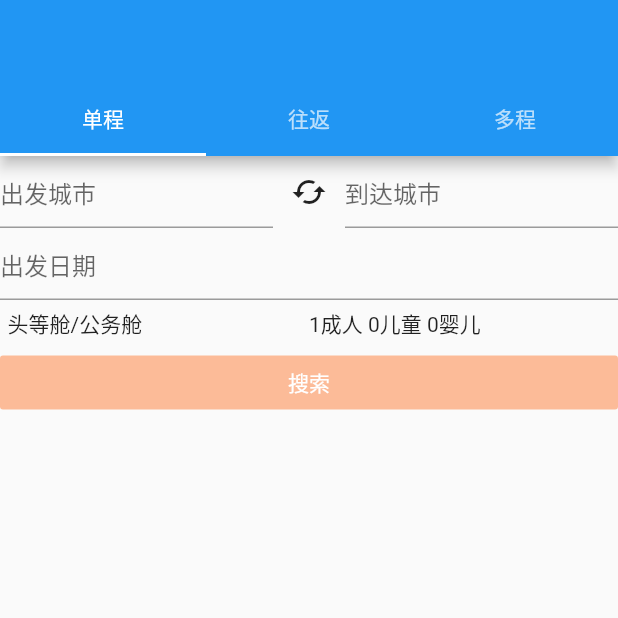
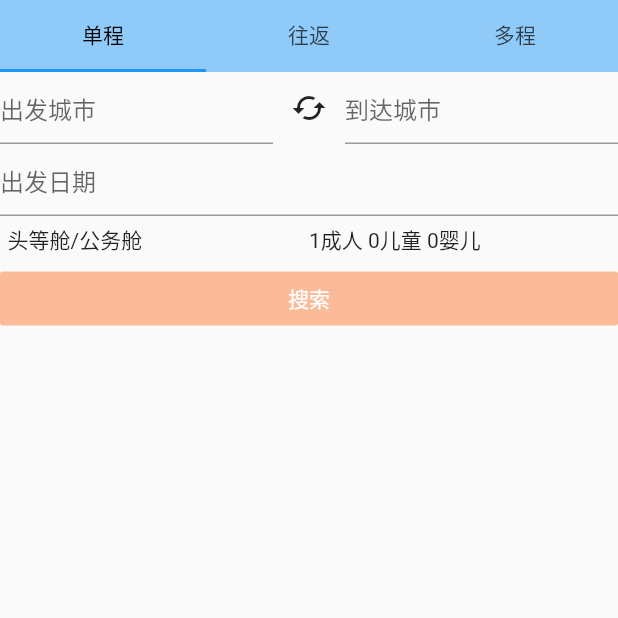
Before and after one commit to wu0792/hello_flutter, a Flutter app: the screen it shows after launch, on a phone screen of 412 x 824 dp, the top half of it. Run offline on Flutter 3.47's test engine with Material 2 defaults, Android fonts, the phone set to English and light mode, and no system bars.

Commit message:
finally we correct the tab layout

```diff
--- a/lib/common/tabs.dart
+++ b/lib/common/tabs.dart
@@ -37,16 +37,31 @@ class _TabsState extends State<Tabs> with SingleTickerProviderStateMixin {
 
   @override
   Widget build(BuildContext context) {
-    return Scaffold(
-      appBar: AppBar(
-        bottom: TabBar(
-          controller: _tabController,
-          tabs: tabTitles,
+    return Container(
+      decoration: BoxDecoration(
+        color: Colors.green,
+      ),
+      child: Scaffold(
+        body: Container(
+          child: Flex(direction: Axis.vertical, children: <Widget>[
+            Container(
+              color: Colors.blue[200],
+              child: TabBar(
+                controller: _tabController,
+                tabs: tabTitles,
+                labelColor: Colors.black,
+              ),
+            ),
+            Flexible(
+              flex: 1,
+              child: Container(
+                  child: TabBarView(
+                controller: _tabController,
+                children: tabViews,
+              )),
+            )
+          ]),
         ),
-      ),
-      body: TabBarView(
-        controller: _tabController,
-        children: tabViews,
       ),
     );
   }
--- a/lib/main.dart
+++ b/lib/main.dart
@@ -8,10 +8,10 @@ class MyApp extends StatelessWidget {
   @override
   Widget build(BuildContext context) {
     return MaterialApp(
-      debugShowCheckedModeBanner: false,
-      theme: ThemeData(primarySwatch: Colors.blue),
-      home: TopSearch(),
-      // home: Demo(),
-    );
+        debugShowCheckedModeBanner: false,
+        theme: ThemeData(primarySwatch: Colors.blue),
+        home: SafeArea(
+          child: TopSearch(),
+        ));
   }
 }
```
